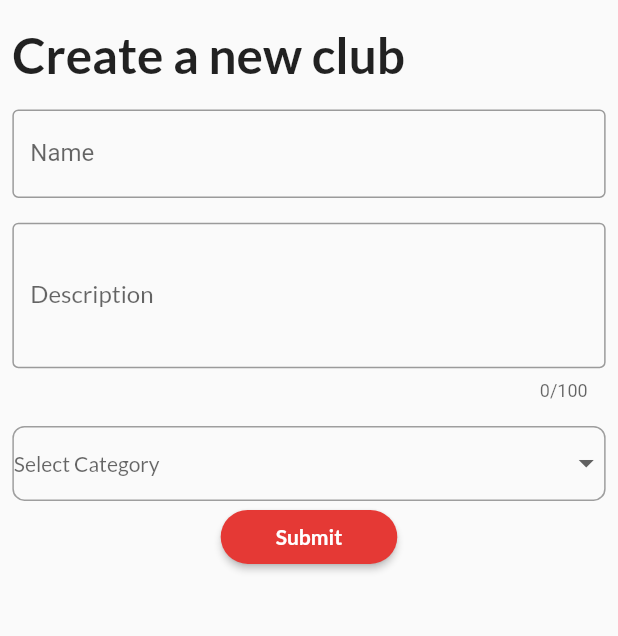
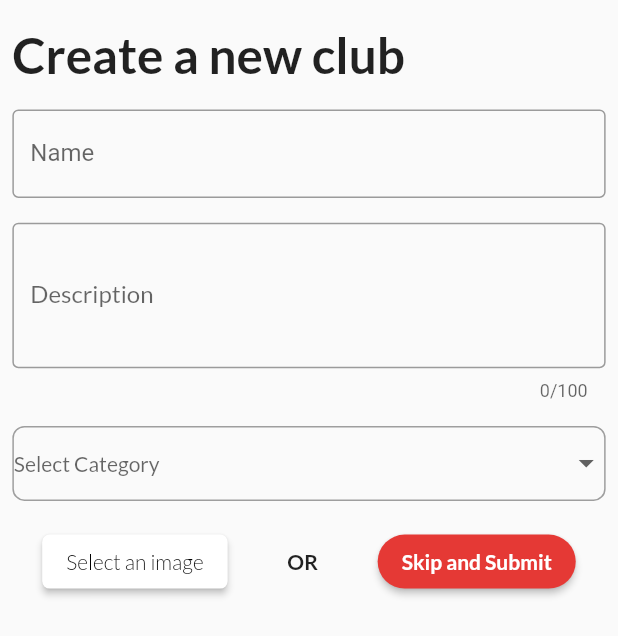
Before and after one commit to Flocktale/ui, a Flutter app: the NewClub screen opened directly, on a phone screen of 412 x 824 dp. Shown: the top 636 px of the screen. Run offline on Flutter 3.47's test engine with Material 2 defaults, Android fonts, the phone set to English and light mode, and no system bars; our stand-ins replace animated_text_kit, built_collection, built_value, chopper, fluttertoast, image_cropper and 4 more; missing offline and left inert: align_positioned, amazon_cognito_identity_dart_2; accounts and stored records are empty; generated files the repository leaves out were written again; network calls fail.

Commit message:
Add image while club creation UI

```diff
--- a/lib/pages/HomePage.dart
+++ b/lib/pages/HomePage.dart
@@ -29,7 +29,7 @@ class _HomePageState extends State<HomePage> {
   Widget build(BuildContext context) {
     final cuser = Provider.of<UserData>(context,listen: false).user;
     List<Widget> _screens = [
-      LandingPage(),NewClub(),SearchPage(user: cuser,),ProfilePage(userId:cuser.userId)
+      LandingPage(),NewClub(userId: cuser.userId,),SearchPage(user: cuser,),ProfilePage(userId:cuser.userId)
     ];
     return Scaffold(
       body: PageView(
--- a/lib/pages/NewClub.dart
+++ b/lib/pages/NewClub.dart
@@ -4,7 +4,7 @@ import 'package:mootclub_app/Models/built_post.dart';
 import 'package:mootclub_app/Models/sharedPrefKey.dart';
 import 'package:provider/provider.dart';
 import 'package:mootclub_app/services/chopper/database_api_service.dart';
-
+import 'ImagePage.dart';
 class NewClub extends StatefulWidget {
   final String userId;
   NewClub({this.userId});
@@ -51,7 +51,8 @@ class _NewClubState extends State<NewClub> with AutomaticKeepAliveClientMixin {
       ..category = category);
 
     final resp = await service.createNewClub(newClub, widget.userId);
-    print(resp);
+    print('========='+resp.body);
+    print(resp.error);
     Fluttertoast.showToast(msg: 'club entry is created');
   }
 
@@ -159,6 +160,43 @@ class _NewClubState extends State<NewClub> with AutomaticKeepAliveClientMixin {
                       height: size.height / 50,
                     ),
                     _buildCategory(),
+                    SizedBox(
+                      height: size.height / 50,
+                    ),
+                    Row(
+                      mainAxisAlignment: MainAxisAlignment.spaceAround,
+                      children: [
+                        ButtonTheme(
+                          minWidth: size.width / 3.5,
+                          child: RaisedButton(
+                            onPressed: () {
+                              if (!_formKey.currentState.validate()) {
+                                return;
+                              } else {
+                                _formKey.currentState.save();
+                                Navigator.of(context).push(MaterialPageRoute(builder: (_)=> ImagePage(name: name,description: description, category: category, userId: widget.userId,)));
+                              }
+                            },
+                            color: Colors.white,
+                            child: Text('Select an image',
+                                style: TextStyle(
+                                  color: Colors.black,
+                                  fontWeight: FontWeight.w200,
+                                  fontFamily: 'Lato',
+                                )),
+                            shape: RoundedRectangleBorder(
+                              borderRadius: BorderRadius.circular(5.0),
+                              //side: BorderSide(color: Colors.red[600]),
+                            ),
+                          ),
+                        ),
+                        Text(
+                            "OR",
+                          style: TextStyle(
+                            fontFamily: 'Lato',
+                            fontWeight: FontWeight.bold
+                          ),
+                        ),
                         ButtonTheme(
                           minWidth: size.width / 3.5,
                           child: RaisedButton(
@@ -170,11 +208,12 @@ class _NewClubState extends State<NewClub> with AutomaticKeepAliveClientMixin {
                                 print(name);
                                 print(description);
                                 print(category);
+//                                Navigator.of(context).pushNamed('/imagePage');
                                 _createClub();
                               }
                             },
                             color: Colors.red[600],
-                        child: Text('Submit',
+                            child: Text('Skip and Submit',
                                 style: TextStyle(
                                   color: Colors.white,
                                   fontWeight: FontWeight.bold,
@@ -185,6 +224,8 @@ class _NewClubState extends State<NewClub> with AutomaticKeepAliveClientMixin {
                               //side: BorderSide(color: Colors.red[600]),
                             ),
                           ),
+                        ),
+                      ],
                     )
                   ],
                 ))
--- a/lib/route_generator.dart
+++ b/lib/route_generator.dart
@@ -4,6 +4,7 @@ import 'package:mootclub_app/main.dart';
 import 'package:mootclub_app/pages/HomePage.dart';
 import 'package:mootclub_app/Authentication/login.dart';
 import 'package:mootclub_app/Authentication/register.dart';
+import 'package:mootclub_app/pages/ImagePage.dart';
 import 'package:mootclub_app/pages/NotificationPage.dart';
 
 
@@ -22,6 +23,8 @@ class RouteGenerator{
         return MaterialPageRoute(builder: (_) => SignUpScreen());
       case '/notificationPage':
         return MaterialPageRoute(builder: (_) => NotificationPage());
+      case '/imagePage':
+        return MaterialPageRoute(builder: (_) => ImagePage());
       default:
         return _errorRoute();
     }
--- a/pubspec.yaml
+++ b/pubspec.yaml
@@ -41,7 +41,8 @@ dependencies:
 
   built_value: ^7.1.0
   animated_text_kit: ^3.1.0
-
+  image_picker: ^0.6.7+21
+  image_cropper: ^1.3.1
   # The following adds the Cupertino Icons font to your application.
   # Use with the CupertinoIcons class for iOS style icons.
   cupertino_icons: ^0.1.3
```
Also changed, not shown: lib/pages/ImagePage.dart (added, +165 -0 lines), pubspec.lock, 2 other files. Lines whose indentation alone changed are shown as unchanged.
